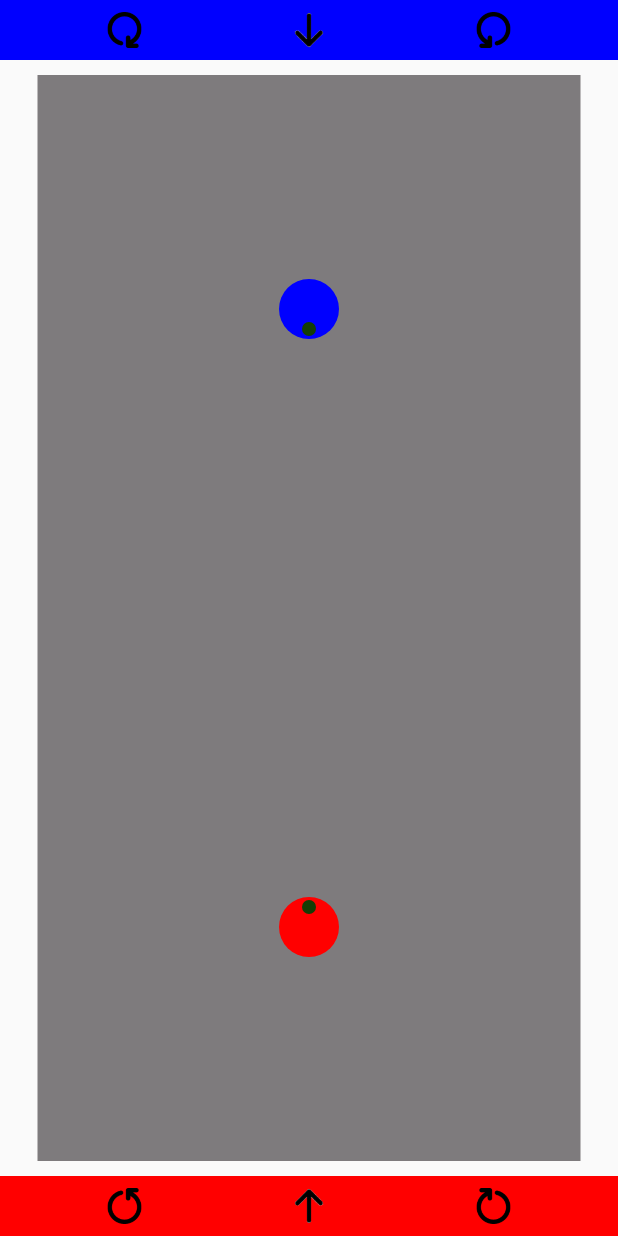
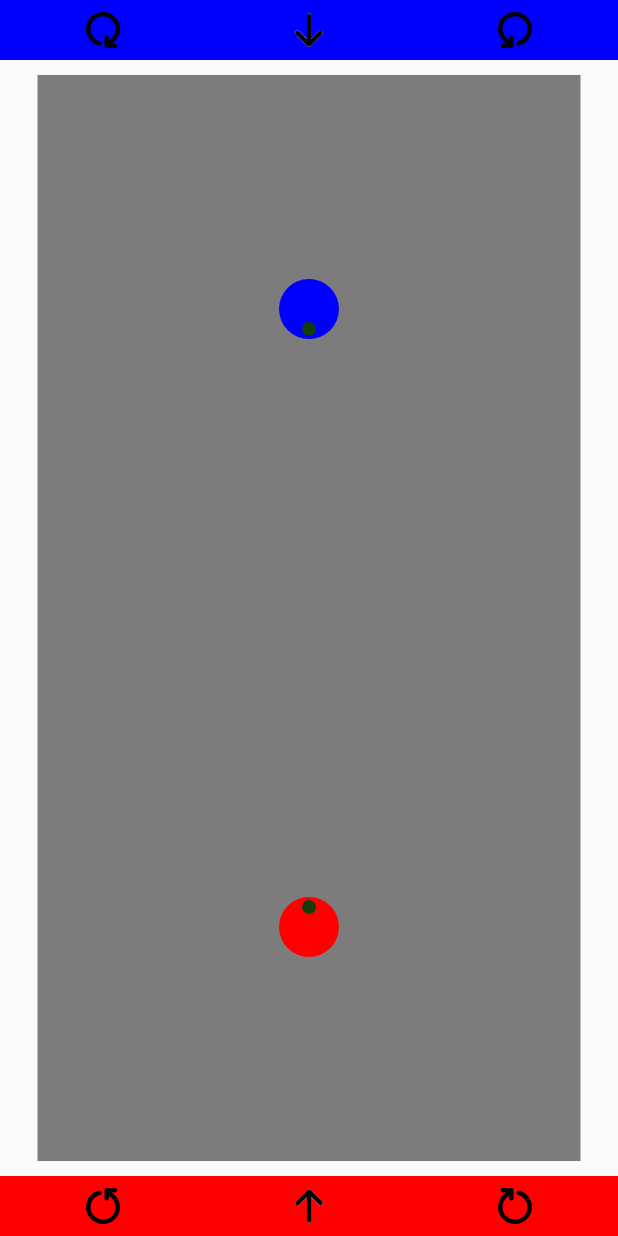
Before and after one commit to diddlydoodly/SumoShapes, an Android app: the GameActivity screen opened directly, with no data from a screen before it, on a phone screen of 412 x 824 dp. Run offline under Robolectric (Android 15) with nearby library versions, the phone set to English and light mode, and no system bars.

Commit message:
redid button layout

```diff
--- a/app/src/main/res/layout/activity_game.xml
+++ b/app/src/main/res/layout/activity_game.xml
@@ -2,43 +2,20 @@
                 xmlns:tools="http://schemas.android.com/tools"
                 android:layout_width="match_parent"
                 android:layout_height="match_parent"
-                tools:context=".GameActivity"
-    >
+                tools:context=".GameActivity">
+
+  <LinearLayout
+      android:orientation="horizontal"
+      android:layout_width="match_parent"
+      android:layout_height="wrap_content"
+      android:layout_alignParentTop="true"
+      android:layout_centerHorizontal="true">
 
     <ImageButton
         android:layout_width="@dimen/player_control_button_width"
         android:layout_height="@dimen/player_control_button_height"
-      android:id="@+id/p1forward"
-      android:layout_alignParentTop="true"
-      android:layout_centerHorizontal="true"
-      android:src="@drawable/fd_arrow"
-      android:contentDescription="@string/fd_arrow"
-      android:rotation="180"
-      android:scaleType="fitCenter"
-      android:background="@color/sumoshape_blue"
-      android:padding="@dimen/player_control_button_padding"/>
-
-  <ImageButton
-      android:layout_width="match_parent"
-      android:layout_height="@dimen/player_control_button_height"
-      android:id="@+id/p1left"
-      android:layout_alignParentTop="true"
-      android:layout_toRightOf="@+id/p1forward"
-      android:layout_toEndOf="@+id/p1forward"
-      android:src="@drawable/left_arrow"
-      android:contentDescription="@string/left_arrow"
-      android:rotation="180"
-      android:scaleType="fitCenter"
-      android:background="@color/sumoshape_blue"
-      android:padding="@dimen/player_control_button_padding"/>
-
-  <ImageButton
-      android:layout_width="match_parent"
-      android:layout_height="@dimen/player_control_button_height"
+        android:layout_weight="0.33"
         android:id="@+id/p1right"
-      android:layout_alignParentTop="true"
-      android:layout_toLeftOf="@+id/p1forward"
-      android:layout_toStartOf="@+id/p1forward"
         android:scaleType="fitCenter"
         android:src="@drawable/right_arrow"
         android:contentDescription="@string/right_arrow"
@@ -49,40 +26,70 @@
     <ImageButton
         android:layout_width="@dimen/player_control_button_width"
         android:layout_height="@dimen/player_control_button_height"
+        android:layout_weight="0.33"
+        android:id="@+id/p1forward"
+        android:scaleType="fitCenter"
+        android:src="@drawable/fd_arrow"
+        android:contentDescription="@string/fd_arrow"
+        android:rotation="180"
+        android:background="@color/sumoshape_blue"
+        android:padding="@dimen/player_control_button_padding"/>
+
+    <ImageButton
+        android:layout_width="@dimen/player_control_button_width"
+        android:layout_height="@dimen/player_control_button_height"
+        android:layout_weight="0.33"
+        android:id="@+id/p1left"
+        android:scaleType="fitCenter"
+        android:src="@drawable/left_arrow"
+        android:contentDescription="@string/left_arrow"
+        android:rotation="180"
+        android:background="@color/sumoshape_blue"
+        android:padding="@dimen/player_control_button_padding"/>
+
+  </LinearLayout>
+
+  <LinearLayout
+      android:orientation="horizontal"
+      android:layout_width="match_parent"
+      android:layout_height="wrap_content"
+      android:layout_alignParentBottom="true"
+      android:layout_centerHorizontal="true">
+
+    <ImageButton
+        android:layout_width="@dimen/player_control_button_width"
+        android:layout_height="@dimen/player_control_button_height"
+        android:layout_weight="0.33"
+        android:id="@+id/p2left"
+        android:scaleType="fitCenter"
+        android:src="@drawable/left_arrow"
+        android:contentDescription="@string/left_arrow"
+        android:background="@color/sumoshape_red"
+        android:padding="@dimen/player_control_button_padding"/>
+
+    <ImageButton
+        android:layout_width="@dimen/player_control_button_width"
+        android:layout_height="@dimen/player_control_button_height"
+        android:layout_weight="0.33"
         android:id="@+id/p2forward"
-      android:layout_alignParentBottom="true"
-      android:layout_centerHorizontal="true"
+        android:scaleType="fitCenter"
         android:src="@drawable/fd_arrow"
-      android:scaleType="fitCenter"
         android:contentDescription="@string/fd_arrow"
         android:background="@color/sumoshape_red"
         android:padding="@dimen/player_control_button_padding"/>
 
     <ImageButton
-      android:layout_width="match_parent"
+        android:layout_width="@dimen/player_control_button_width"
         android:layout_height="@dimen/player_control_button_height"
+        android:layout_weight="0.33"
         android:id="@+id/p2right"
-      android:layout_alignParentBottom="true"
-      android:layout_toRightOf="@+id/p2forward"
-      android:layout_toEndOf="@+id/p2forward"
         android:scaleType="fitCenter"
         android:src="@drawable/right_arrow"
         android:contentDescription="@string/right_arrow"
         android:background="@color/sumoshape_red"
         android:padding="@dimen/player_control_button_padding"/>
 
-  <ImageButton
-      android:layout_width="match_parent"
-      android:layout_height="@dimen/player_control_button_height"
-      android:id="@+id/p2left"
-      android:layout_alignBottom="@+id/p2forward"
-      android:layout_toLeftOf="@+id/p2forward"
-      android:layout_toStartOf="@+id/p2forward"
-      android:scaleType="fitCenter"
-      android:src="@drawable/left_arrow"
-      android:contentDescription="@string/left_arrow"
-      android:background="@color/sumoshape_red"
-      android:padding="@dimen/player_control_button_padding"/>
+  </LinearLayout>
 
   <io.github.omgimanerd.sumoshapes.customviews.GameView
       android:layout_width="fill_parent"
--- a/app/src/main/res/values/dimens.xml
+++ b/app/src/main/res/values/dimens.xml
@@ -1,6 +1,6 @@
 <resources>
   <dimen name="menu_view_padding">24dp</dimen>
-  <dimen name="player_control_button_width">80dp</dimen>
+  <dimen name="player_control_button_width">0dp</dimen>
   <dimen name="player_control_button_height">40dp</dimen>
   <dimen name="player_control_button_padding">8dp</dimen>
   <dimen name="platform_horizontal_padding">25dp</dimen>
```
Lines whose indentation alone changed are shown as unchanged.
